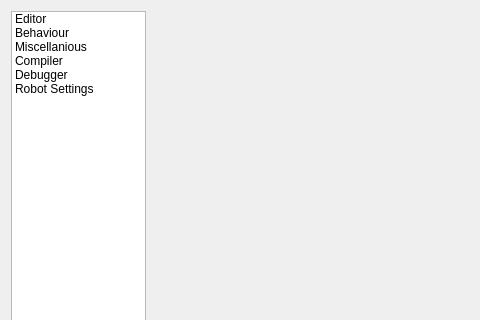
Old version of the form qrgui/dialogs/preferencesDialog.ui in the repository qreal/qreal; both pictures show x 0 to 480 and y 0 to 320 of the 580 by 450 pixel window.
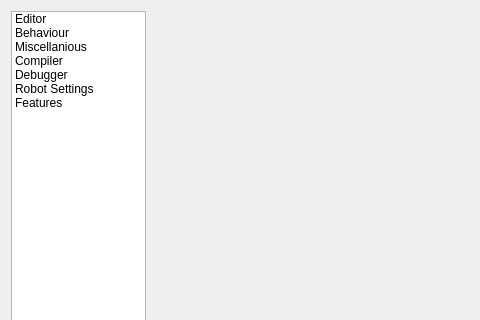
New version of the form. Icons and pictures are not drawn.

```diff
--- a/qrgui/dialogs/preferencesDialog.ui
+++ b/qrgui/dialogs/preferencesDialog.ui
@@ -134,6 +134,15 @@
         <normaloff>:/icons/preferences/robot.png</normaloff>:/icons/preferences/robot.png</iconset>
       </property>
      </item>
+     <item>
+      <property name="text">
+       <string>Features</string>
+      </property>
+      <property name="icon">
+       <iconset resource="../qrgui.qrc">
+        <normaloff>:/icons/curve.png</normaloff>:/icons/curve.png</iconset>
+      </property>
+     </item>
     </widget>
    </item>
    <item row="0" column="1" colspan="3">
```
